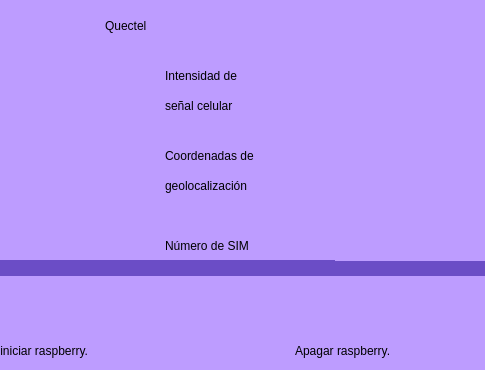
Qt form ui/inicio.ui (ErnestoLomar/Pruebas_Tablillas) before a commit; both pictures show x 315 to 800 and y 110 to 480 of the 800 by 480 pixel window.
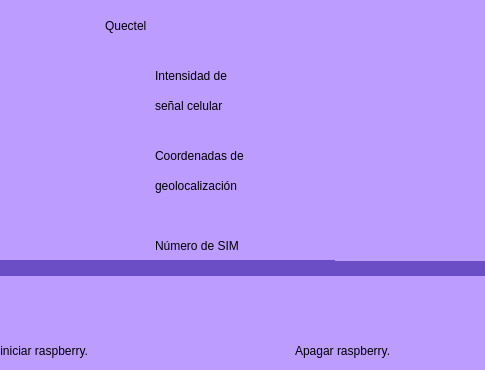
The same form after that commit. Icons and pictures are not drawn.

Commit message: Agrgando hilo de quectel.

Patch:
```diff
--- a/ui/inicio.ui
+++ b/ui/inicio.ui
@@ -147,9 +147,9 @@
    <widget class="QLabel" name="label_8">
     <property name="geometry">
      <rect>
-      <x>480</x>
+      <x>470</x>
       <y>170</y>
-      <width>141</width>
+      <width>161</width>
       <height>31</height>
      </rect>
     </property>
@@ -163,9 +163,9 @@
    <widget class="QLabel" name="label_9">
     <property name="geometry">
      <rect>
-      <x>480</x>
+      <x>470</x>
       <y>200</y>
-      <width>141</width>
+      <width>161</width>
       <height>31</height>
      </rect>
     </property>
@@ -179,7 +179,7 @@
    <widget class="QLabel" name="label_10">
     <property name="geometry">
      <rect>
-      <x>480</x>
+      <x>470</x>
       <y>250</y>
       <width>161</width>
       <height>31</height>
@@ -195,9 +195,9 @@
    <widget class="QLabel" name="label_11">
     <property name="geometry">
      <rect>
-      <x>480</x>
+      <x>470</x>
       <y>280</y>
-      <width>151</width>
+      <width>161</width>
       <height>31</height>
      </rect>
     </property>
@@ -211,9 +211,9 @@
    <widget class="QLabel" name="label_12">
     <property name="geometry">
      <rect>
-      <x>480</x>
+      <x>470</x>
       <y>340</y>
-      <width>151</width>
+      <width>161</width>
       <height>31</height>
      </rect>
     </property>
```
The commit also changes 2 other files.
